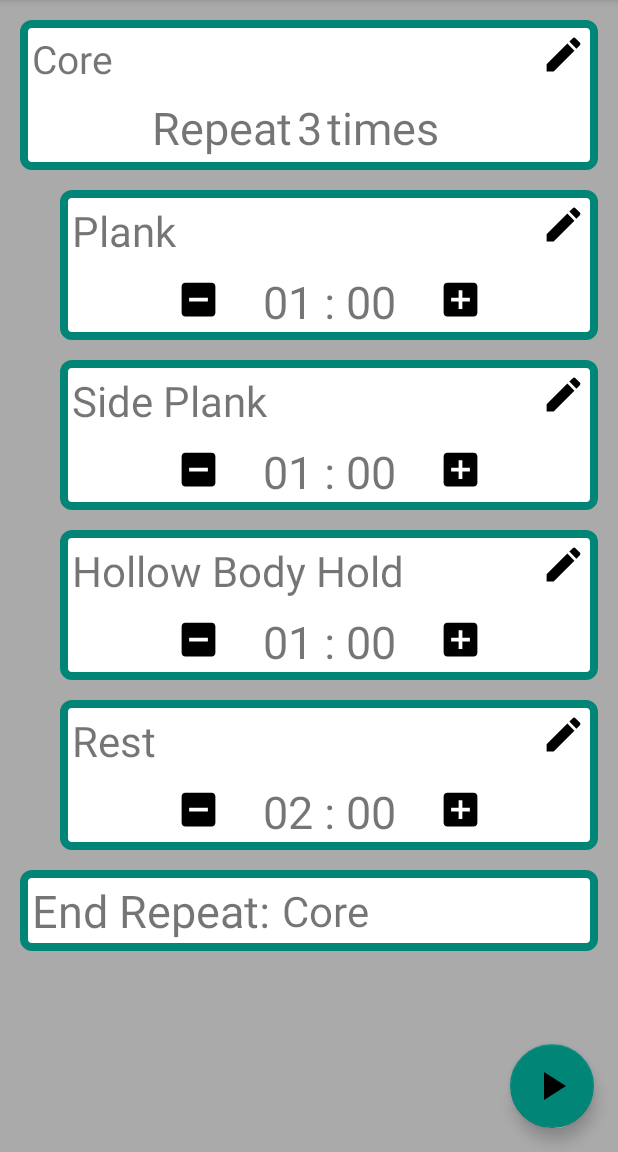
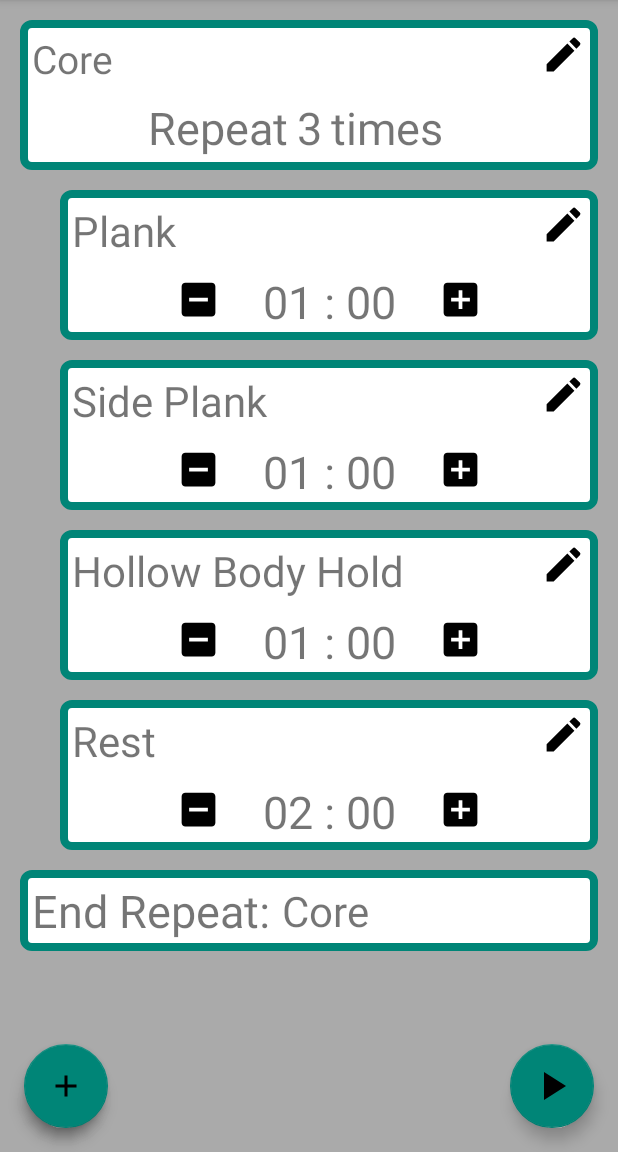
Before and after one commit to cube1324/Timer, an Android app: the screen it shows after launch (MainActivity), on a phone screen of 412 x 824 dp, the part 84-1236 px from its top. Run offline under Robolectric (Android 15) with nearby library versions, the phone set to English and light mode, and no system bars.

Commit message:
New Fab to add items easily, still missing function

```diff
--- a/app/src/main/java/com/example/testdrawer/MainActivity.java
+++ b/app/src/main/java/com/example/testdrawer/MainActivity.java
@@ -6,34 +6,21 @@ import androidx.appcompat.app.AlertDialog;
 import androidx.appcompat.app.AppCompatActivity;
 import androidx.appcompat.widget.Toolbar;
 import androidx.core.view.GravityCompat;
-import androidx.core.view.ViewCompat;
 import androidx.drawerlayout.widget.DrawerLayout;
-import androidx.fragment.app.DialogFragment;
-import androidx.fragment.app.Fragment;
-import androidx.fragment.app.FragmentManager;
 
-import android.content.Context;
 import android.content.DialogInterface;
-import android.content.Intent;
 import android.content.SharedPreferences;
-import android.database.Cursor;
-import android.database.sqlite.SQLiteDatabase;
 import android.os.Bundle;
-import android.util.Log;
 import android.view.Menu;
 import android.view.MenuItem;
 import android.view.View;
 
-import com.example.testdrawer.DataBase.NavDrawerItem;
 import com.example.testdrawer.DataBase.mDBHelper;
 import com.example.testdrawer.Dialogs.LoopEditDialog;
 import com.example.testdrawer.Dialogs.NavItemEditDialog;
 import com.example.testdrawer.Dialogs.TimerEditDialog;
-import com.example.testdrawer.Support.ListElement;
 import com.google.android.material.floatingactionbutton.FloatingActionButton;
 import com.google.android.material.navigation.NavigationView;
-
-import java.io.File;
 
 public class MainActivity extends AppCompatActivity implements NavigationView.OnNavigationItemSelectedListener, NavItemEditDialog.NavItemEditListener , LoopEditDialog.LoopEditListener, TimerEditDialog.TimerEditListener {
     private DrawerLayout drawer;
@@ -42,6 +29,9 @@ public class MainActivity extends AppCompatActivity implements NavigationView.On
     private Toolbar toolbar;
     private FloatingActionButton timer_button;
     TimerFragment currentFragment;
+    private boolean isFabOpen = false;
+    FloatingActionButton add_loop;
+    FloatingActionButton add_timer;
 
     public static final String SHARED_PREFS = "sharedPrefs";
     public static final String SHARED_ID = "id";
@@ -73,6 +63,31 @@ public class MainActivity extends AppCompatActivity implements NavigationView.On
         drawer.addDrawerListener(toggle);
         toggle.syncState();
 
+        FloatingActionButton add_toggle = findViewById(R.id.add_button);
+        add_loop = findViewById(R.id.add_loop_button);
+        add_timer = findViewById(R.id.add_timer_button);
+        add_toggle.setOnClickListener(new View.OnClickListener() {
+            @Override
+            public void onClick(View v) {
+                if (isFabOpen){
+                    hideFabMenu();
+                }else {
+                    showFabMenu();
+                }
+            }
+        });
+    }
+
+    private void showFabMenu(){
+        isFabOpen = true;
+        add_loop.animate().translationY(-getResources().getDimension(R.dimen.standard_55));
+        add_timer.animate().translationY(-getResources().getDimension(R.dimen.standard_105));
+    }
+
+    private void hideFabMenu(){
+        isFabOpen = false;
+        add_loop.animate().translationY(0);
+        add_timer.animate().translationY(0);
     }
 
     @Override
--- a/app/src/main/res/layout/activity_main.xml
+++ b/app/src/main/res/layout/activity_main.xml
@@ -23,6 +23,34 @@
             app:layout_constraintEnd_toEndOf="parent"
             app:maxImageSize="32dp" />
 
+        <com.google.android.material.floatingactionbutton.FloatingActionButton
+            android:id="@+id/add_timer_button"
+            android:layout_width="45dp"
+            android:layout_height="45dp"
+            android:layout_gravity="bottom|end"
+            android:layout_margin="22dp"
+            app:layout_constraintBottom_toBottomOf="parent"
+            app:layout_constraintStart_toStartOf="parent" />
+
+        <com.google.android.material.floatingactionbutton.FloatingActionButton
+            android:id="@+id/add_loop_button"
+            android:layout_width="45dp"
+            android:layout_height="45dp"
+            android:layout_gravity="bottom|end"
+            android:layout_margin="22dp"
+            app:layout_constraintBottom_toBottomOf="parent"
+            app:layout_constraintStart_toStartOf="parent" />
+
+        <com.google.android.material.floatingactionbutton.FloatingActionButton
+            android:id="@+id/add_button"
+            android:layout_width="wrap_content"
+            android:layout_height="wrap_content"
+            android:layout_gravity="bottom|end"
+            android:layout_margin="@dimen/fab_margin"
+            android:src="@drawable/ic_add_30px"
+            app:layout_constraintBottom_toBottomOf="parent"
+            app:layout_constraintStart_toStartOf="parent" />
+
         <androidx.appcompat.widget.Toolbar
             android:id="@+id/toolbar"
             android:layout_width="match_parent"
@@ -42,7 +70,9 @@
             app:layout_constraintBottom_toBottomOf="parent"
             app:layout_constraintEnd_toEndOf="parent"
             app:layout_constraintStart_toStartOf="parent"
-            app:layout_constraintTop_toBottomOf="@+id/toolbar" />
+            app:layout_constraintTop_toBottomOf="@+id/toolbar" >
+
+        </FrameLayout>
 
 
     </androidx.constraintlayout.widget.ConstraintLayout>
--- a/app/src/main/res/layout/list_element_loopstart_view.xml
+++ b/app/src/main/res/layout/list_element_loopstart_view.xml
@@ -53,8 +53,8 @@
         android:layout_width="wrap_content"
         android:layout_height="wrap_content"
         android:layout_marginTop="8dp"
-        android:layout_marginEnd="3dp"
-        android:layout_marginRight="3dp"
+        android:layout_marginEnd="6dp"
+        android:layout_marginRight="6dp"
         android:text="@string/loopstart_repeat"
         android:textSize="30sp"
         app:layout_constraintEnd_toStartOf="@+id/repeat_view"
@@ -64,8 +64,8 @@
         android:id="@+id/text_view_times"
         android:layout_width="wrap_content"
         android:layout_height="wrap_content"
-        android:layout_marginStart="3dp"
-        android:layout_marginLeft="3dp"
+        android:layout_marginStart="6dp"
+        android:layout_marginLeft="6dp"
         android:layout_marginTop="8dp"
         android:text="@string/loopstart_times"
         android:textSize="30sp"
--- /dev/null
+++ b/app/src/main/res/values/dimens.xml
@@ -0,0 +1,7 @@
+<?xml version="1.0" encoding="utf-8"?>
+<resources>
+    <dimen name="standard_55">55dp</dimen>
+    <dimen name="standard_105">105dp</dimen>
+    <dimen name="standard_155">155dp</dimen>
+    <dimen name="fab_margin">16dp</dimen>
+</resources>
```
